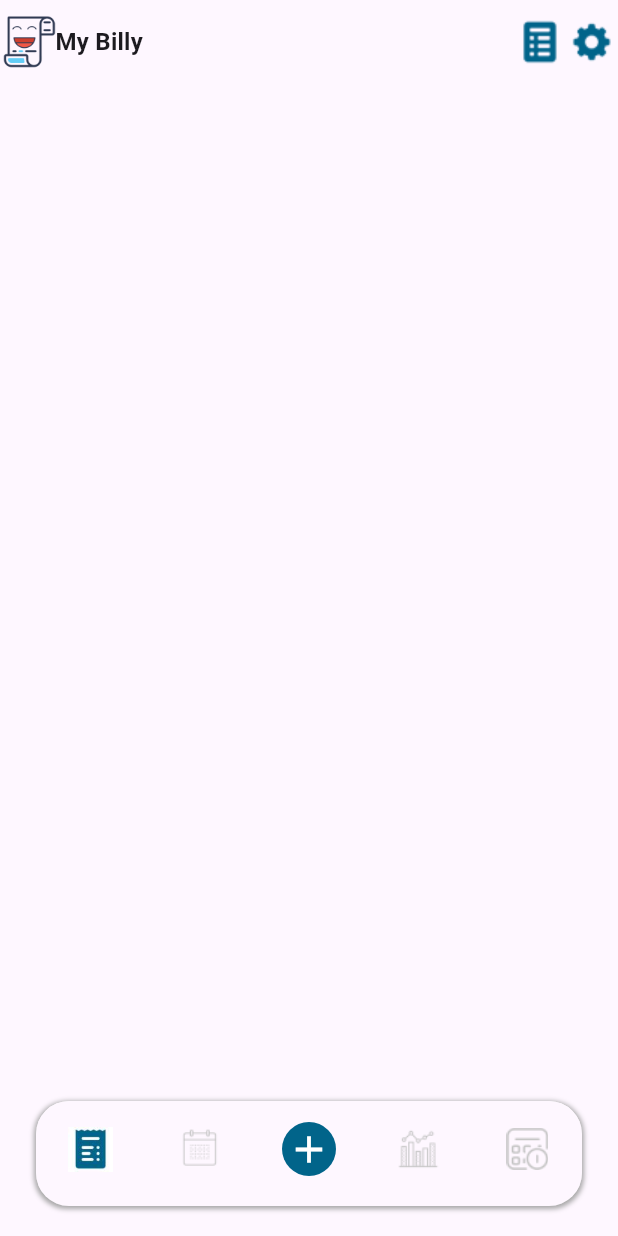
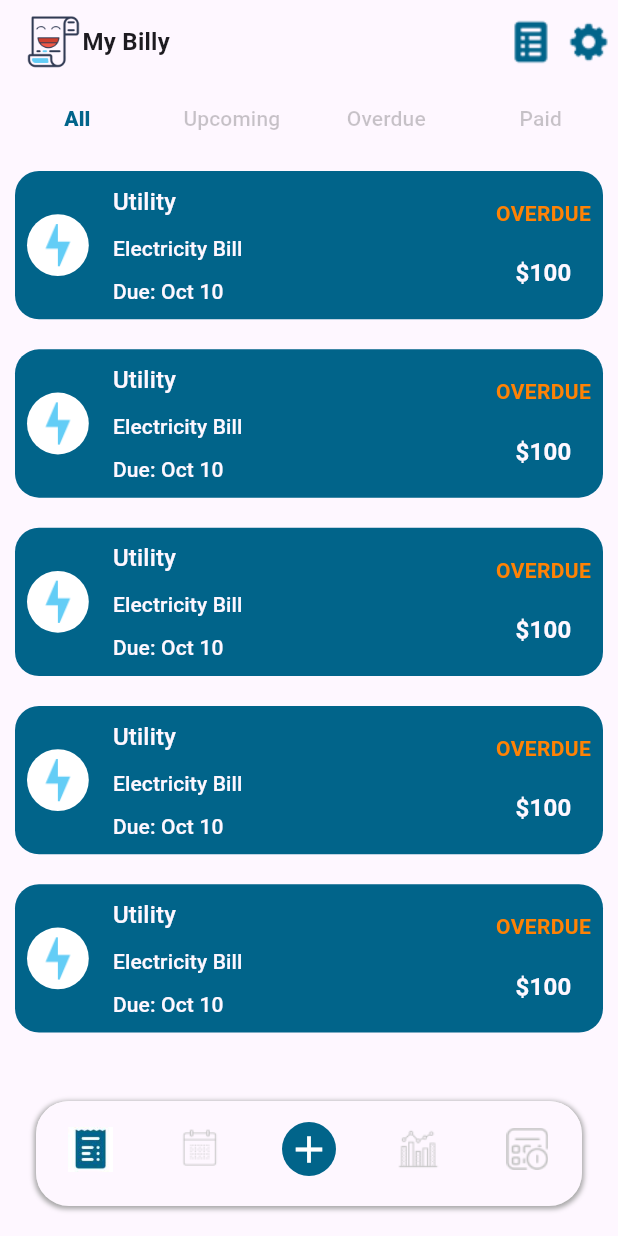
Before and after one commit to KarimMakki/billy-bills-reminder-app, a Flutter app: the HomeScreen screen opened by its route, on a phone screen of 412 x 824 dp. Run offline on Flutter 3.47's test engine with Material 3 defaults, Android fonts, the phone set to English and light mode, and no system bars; our stand-ins replace go_router.

Commit message:
created Mainbody widget which is the body that should contain all the pages, extracted appbar and bottomnavbar in separate widgets, modified the billCard to work without errors in the listviewBuilder

```diff
--- a/lib/utilities/routes.dart
+++ b/lib/utilities/routes.dart
@@ -5,7 +5,7 @@ import 'package:billy_bills_reminder_app/views/home_screen.dart';
 import 'package:billy_bills_reminder_app/views/onboarding_screen.dart';
 import 'package:billy_bills_reminder_app/views/reports_insights_screen.dart';
 import 'package:billy_bills_reminder_app/views/splash_screen.dart';
-import 'package:billy_bills_reminder_app/views/widgets/main_body.dart';
+import 'package:billy_bills_reminder_app/views/main_body.dart';
 import 'package:flutter/material.dart';
 import 'package:go_router/go_router.dart';
 
--- a/lib/views/home_screen.dart
+++ b/lib/views/home_screen.dart
@@ -1,3 +1,5 @@
+import 'package:billy_bills_reminder_app/constants/constants.dart';
+import 'package:billy_bills_reminder_app/views/widgets/bill_card.dart';
 import 'package:flutter/material.dart';
 
 class HomeScreen extends StatefulWidget {
@@ -10,11 +12,57 @@ class HomeScreen extends StatefulWidget {
 class _HomeScreenState extends State<HomeScreen> {
   @override
   Widget build(BuildContext context) {
-    return const Scaffold(
-      body: SafeArea(
-          child: Column(
-        children: [],
-      )),
-    );
+    return DefaultTabController(
+        length: 4,
+        child: Scaffold(
+          body: Column(
+            children: [
+              const TabBar(
+                  labelColor: primaryColor,
+                  splashFactory: NoSplash.splashFactory,
+                  unselectedLabelStyle:
+                      TextStyle(color: Color.fromARGB(56, 0, 0, 0)),
+                  labelStyle: TextStyle(fontWeight: FontWeight.w900),
+                  indicatorColor: Colors.transparent,
+                  dividerColor: Colors.transparent,
+                  tabs: [
+                    Tab(
+                      text: "All",
+                    ),
+                    Tab(text: "Upcoming"),
+                    Tab(text: "Overdue"),
+                    Tab(text: "Paid")
+                  ]),
+              Expanded(
+                child: TabBarView(children: [
+                  ListView.builder(
+                    itemCount: 5,
+                    itemBuilder: (context, index) {
+                      return BillCard();
+                    },
+                  ),
+                  ListView.builder(
+                    itemCount: 5,
+                    itemBuilder: (context, index) {
+                      return BillCard();
+                    },
+                  ),
+                  ListView.builder(
+                    itemCount: 5,
+                    itemBuilder: (context, index) {
+                      return BillCard();
+                    },
+                  ),
+                  ListView.builder(
+                    itemCount: 5,
+                    itemBuilder: (context, index) {
+                      return BillCard();
+                    },
+                  ),
+                ]),
+              )
+            ],
+          ),
+        ));
   }
 }
--- /dev/null
+++ b/lib/views/main_body.dart
@@ -0,0 +1,23 @@
+import 'package:billy_bills_reminder_app/views/widgets/bottom_navbar.dart';
+import 'package:billy_bills_reminder_app/views/widgets/main_appbar.dart';
+import 'package:flutter/material.dart';
+import 'package:go_router/go_router.dart';
+
+class MainBody extends StatelessWidget {
+  const MainBody({
+    required this.navigationShell,
+    Key? key,
+  }) : super(key: key ?? const ValueKey<String>('ScaffoldWithNavBar'));
+
+  final StatefulNavigationShell navigationShell;
+
+  @override
+  Widget build(BuildContext context) {
+    return Scaffold(
+      appBar: const MainAppbar(),
+      body: navigationShell,
+      extendBody: true,
+      bottomNavigationBar: BottomNavbar(navigationShell: navigationShell),
+    );
+  }
+}
--- a/lib/views/widgets/bill_card.dart
+++ b/lib/views/widgets/bill_card.dart
@@ -9,10 +9,11 @@ class BillCard extends StatelessWidget {
     return LayoutBuilder(
       builder: (context, constraints) {
         // Get the width and height of the available space using constraints.
-        double cardHeight = constraints.maxHeight *
-            0.11; // Height relative to the available space
+        double cardHeight = MediaQuery.sizeOf(context).height *
+            0.12; // Height relative to the available space
 
         return Container(
+          margin: const EdgeInsets.all(10),
           width: constraints.maxWidth,
           height: cardHeight,
           decoration: BoxDecoration(
--- /dev/null
+++ b/lib/views/widgets/bottom_navbar.dart
@@ -0,0 +1,84 @@
+import 'package:billy_bills_reminder_app/constants/constants.dart';
+import 'package:flutter/material.dart';
+import 'package:go_router/go_router.dart';
+
+class BottomNavbar extends StatelessWidget {
+  const BottomNavbar({
+    super.key,
+    required this.navigationShell,
+  });
+
+  final StatefulNavigationShell navigationShell;
+
+  @override
+  Widget build(BuildContext context) {
+    return Container(
+      margin: const EdgeInsets.symmetric(vertical: 20, horizontal: 24),
+      height: 70,
+      decoration: BoxDecoration(
+          color: Colors.white,
+          borderRadius: BorderRadius.circular(22),
+          boxShadow: [
+            BoxShadow(
+              color: Colors.grey.withOpacity(0.9),
+              spreadRadius: 1,
+              blurRadius: 2,
+              offset: const Offset(0, 1), // Offset in (x, y) direction
+            ),
+          ]),
+      child: ClipRRect(
+        borderRadius: BorderRadius.circular(22),
+        child: BottomNavigationBar(
+          showSelectedLabels: false,
+          showUnselectedLabels: false,
+          elevation: 7,
+          enableFeedback: false,
+          type: BottomNavigationBarType.fixed,
+          items: <BottomNavigationBarItem>[
+            BottomNavigationBarItem(
+                icon: Image.asset(
+                  "assets/images/bills-icon.jpg",
+                  height: 30,
+                  width: 30,
+                ),
+                label: 'Section A'),
+            BottomNavigationBarItem(
+                icon: Image.asset(
+                  "assets/images/calendar-icon.png",
+                  height: 30,
+                  width: 30,
+                ),
+                label: 'Section A'),
+            const BottomNavigationBarItem(
+                icon: CircleAvatar(
+                  radius: 18,
+                  backgroundColor: primaryColor,
+                  child: Icon(
+                    Icons.add,
+                    color: Colors.white,
+                    size: 30,
+                  ),
+                ),
+                label: 'Section A'),
+            BottomNavigationBarItem(
+                icon: Image.asset(
+                  "assets/images/reports-icon.png",
+                  height: 30,
+                  width: 30,
+                ),
+                label: 'Section A'),
+            BottomNavigationBarItem(
+                icon: Image.asset(
+                  "assets/images/budget-planner-icon.png",
+                  height: 28,
+                  width: 28,
+                ),
+                label: 'Section A'),
+          ],
+          currentIndex: navigationShell.currentIndex,
+          onTap: (int index) => navigationShell.goBranch(index),
+        ),
+      ),
+    );
+  }
+}
--- /dev/null
+++ b/lib/views/widgets/main_appbar.dart
@@ -0,0 +1,48 @@
+import 'package:flutter/material.dart';
+
+class MainAppbar extends StatelessWidget implements PreferredSizeWidget {
+  const MainAppbar({
+    super.key,
+  });
+
+  @override
+  Size get preferredSize => const Size.fromHeight(kToolbarHeight);
+
+  @override
+  Widget build(BuildContext context) {
+    return AppBar(
+      leadingWidth: MediaQuery.sizeOf(context).width * 0.7,
+      leading: Padding(
+        padding: const EdgeInsets.symmetric(horizontal: 16.0),
+        child: Row(
+          children: [
+            Image.asset("assets/images/billy-logo-1.0.png",
+                height: 37, width: 37),
+            const SizedBox(width: 2),
+            Expanded(
+              child: Text(
+                "My Billy",
+                style: Theme.of(context)
+                    .textTheme
+                    .titleMedium!
+                    .copyWith(fontWeight: FontWeight.bold),
+              ),
+            ),
+          ],
+        ),
+      ),
+      actions: [
+        Padding(
+          padding: const EdgeInsets.symmetric(horizontal: 2.0),
+          child: Image.asset(
+            "assets/images/bills-history.png",
+          ),
+        ),
+        Padding(
+          padding: const EdgeInsets.symmetric(horizontal: 2.0),
+          child: Image.asset("assets/images/settings.png"),
+        )
+      ],
+    );
+  }
+}
--- a/lib/views/widgets/main_body.dart
+++ /dev/null
@@ -1,112 +0,0 @@
-import 'package:billy_bills_reminder_app/constants/constants.dart';
-import 'package:flutter/material.dart';
-import 'package:go_router/go_router.dart';
-
-class MainBody extends StatelessWidget {
-  const MainBody({
-    required this.navigationShell,
-    Key? key,
-  }) : super(key: key ?? const ValueKey<String>('ScaffoldWithNavBar'));
-
-  final StatefulNavigationShell navigationShell;
-
-  @override
-  Widget build(BuildContext context) {
-    return Scaffold(
-      appBar: AppBar(
-        leadingWidth: MediaQuery.sizeOf(context).width,
-        leading: Row(
-          children: [
-            Image.asset("assets/images/billy-logo-1.0.png",
-                height: 37, width: 37),
-            Expanded(
-              child: Text(
-                "My Billy",
-                style: Theme.of(context)
-                    .textTheme
-                    .titleMedium!
-                    .copyWith(fontWeight: FontWeight.bold),
-              ),
-            ),
-          ],
-        ),
-        actions: [
-          Image.asset(
-            "assets/images/bills-history.png",
-          ),
-          Image.asset("assets/images/settings.png")
-        ],
-      ),
-      body: navigationShell,
-      extendBody: true,
-      bottomNavigationBar: Container(
-        margin: const EdgeInsets.symmetric(vertical: 20, horizontal: 24),
-        height: 70,
-        decoration: BoxDecoration(
-            color: Colors.white,
-            borderRadius: BorderRadius.circular(22),
-            boxShadow: [
-              BoxShadow(
-                color: Colors.grey.withOpacity(0.9),
-                spreadRadius: 1,
-                blurRadius: 2,
-                offset: const Offset(0, 1), // Offset in (x, y) direction
-              ),
-            ]),
-        child: ClipRRect(
-          borderRadius: BorderRadius.circular(22),
-          child: BottomNavigationBar(
-            showSelectedLabels: false,
-            showUnselectedLabels: false,
-            elevation: 7,
-            enableFeedback: false,
-            type: BottomNavigationBarType.fixed,
-            items: <BottomNavigationBarItem>[
-              BottomNavigationBarItem(
-                  icon: Image.asset(
-                    "assets/images/bills-icon.jpg",
-                    height: 30,
-                    width: 30,
-                  ),
-                  label: 'Section A'),
-              BottomNavigationBarItem(
-                  icon: Image.asset(
-                    "assets/images/calendar-icon.png",
-                    height: 30,
-                    width: 30,
-                  ),
-                  label: 'Section A'),
-              const BottomNavigationBarItem(
-                  icon: CircleAvatar(
-                    radius: 18,
-                    backgroundColor: primaryColor,
-                    child: Icon(
-                      Icons.add,
-                      color: Colors.white,
-                      size: 30,
-                    ),
-                  ),
-                  label: 'Section A'),
-              BottomNavigationBarItem(
-                  icon: Image.asset(
-                    "assets/images/reports-icon.png",
-                    height: 30,
-                    width: 30,
-                  ),
-                  label: 'Section A'),
-              BottomNavigationBarItem(
-                  icon: Image.asset(
-                    "assets/images/budget-planner-icon.png",
-                    height: 28,
-                    width: 28,
-                  ),
-                  label: 'Section A'),
-            ],
-            currentIndex: navigationShell.currentIndex,
-            onTap: (int index) => navigationShell.goBranch(index),
-          ),
-        ),
-      ),
-    );
-  }
-}
```
